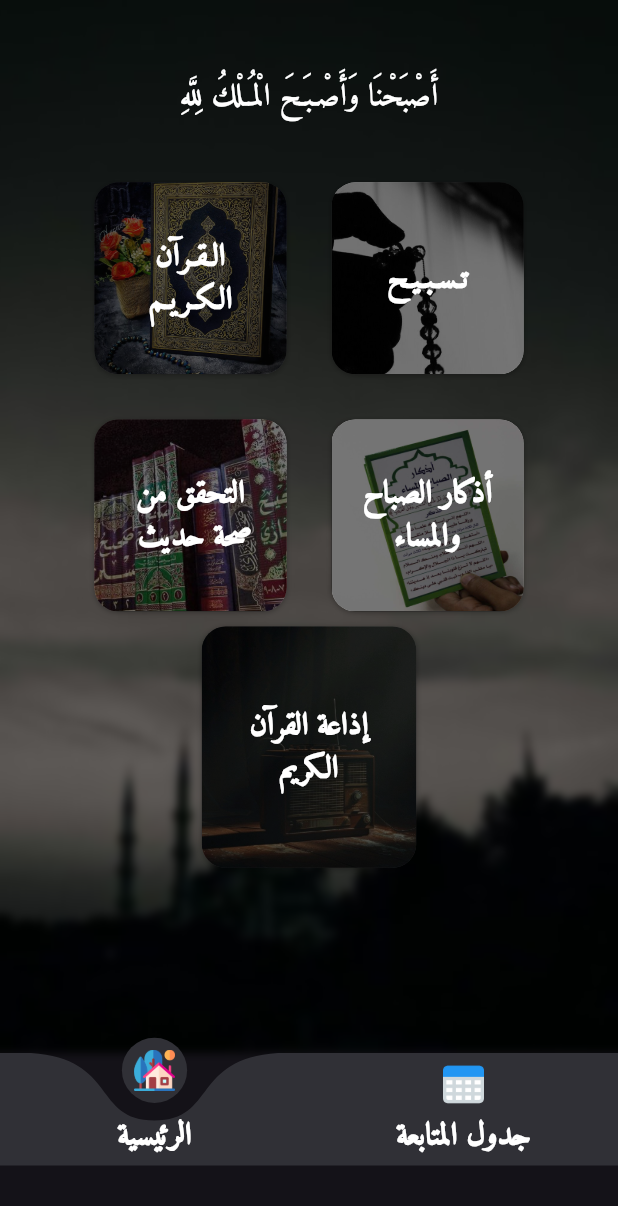
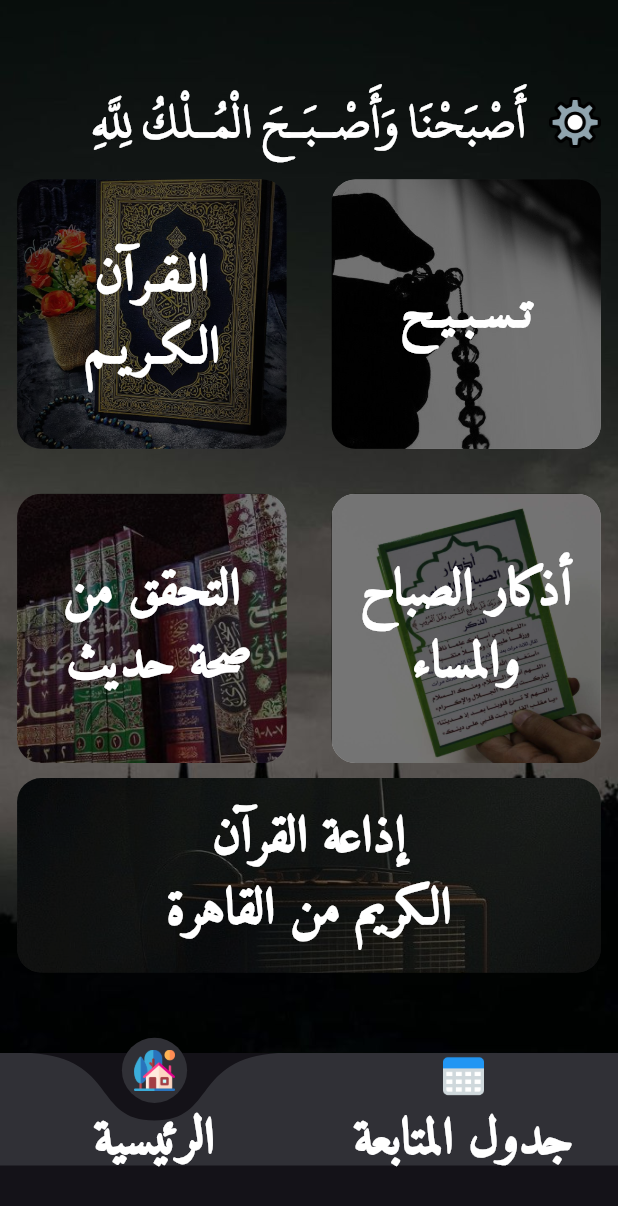
Before and after one commit to MuhammadDev01/muslim_werd_app, a Flutter app: the screen it shows after launch, on a phone screen of 412 x 824 dp. Shown: the top 1206 px of the screen. Run offline on Flutter 3.47's test engine with Material 3 defaults, Android fonts, the light colour scheme and no system bars; drawn by our look-alikes of curved_labeled_navigation_bar; our stand-ins replace device_preview, flutter_screenutil.

Commit message:
- add uthman font - fix responsive font size issue - remove animation in home grid view item - refactor HomeTopTitle -

```diff
--- a/lib/core/constants.dart
+++ b/lib/core/constants.dart
@@ -1,3 +1,4 @@
 // Fonts
 const fontAmiri = 'Amiri';
 const fontCairo = 'Cairo';
+const fontUthmanTN1 = 'UthmanTN1';
--- a/lib/core/theming/styles.dart
+++ b/lib/core/theming/styles.dart
@@ -1,19 +1,52 @@
+import 'dart:ui';
 import 'package:flutter/material.dart';
-import 'package:flutter_screenutil/flutter_screenutil.dart';
 import 'package:muslim_werd_app/core/constants.dart';
 
 class TextStyles {
-  static TextStyle amiri36Bold = TextStyle(
-    fontSize: 36.sp,
+  static TextStyle amiri24Bold(BuildContext context) => TextStyle(
+    fontSize: getResponsiveFontSize(context, fontSize: 24),
     color: Colors.white,
     fontFamily: fontAmiri,
     fontWeight: FontWeight.bold,
   );
 
-  static TextStyle cairo30Bold = TextStyle(
-    fontSize: 30.sp,
+  static TextStyle cairo30Bold(BuildContext context) => TextStyle(
+    fontSize: getResponsiveFontSize(context, fontSize: 30),
     color: Colors.white,
     fontFamily: fontCairo,
     fontWeight: FontWeight.bold,
   );
+  static TextStyle uthmanTN124Bold(BuildContext context) => TextStyle(
+    fontSize: getResponsiveFontSize(context, fontSize: 24),
+    color: Colors.white,
+    fontFamily: fontUthmanTN1,
+    fontWeight: FontWeight.bold,
+  );
 }
+
+double getResponsiveFontSize(context, {required double fontSize}) {
+  double scaleFactor = getScaleFactor(context);
+  double responsiveFontSize = fontSize * scaleFactor;
+
+  double lowerLimit = fontSize * .8;
+  double upperLimit = fontSize * 1.4;
+
+  return responsiveFontSize.clamp(lowerLimit, upperLimit);
+}
+
+double getScaleFactor(context) {
+  var dispatcher = PlatformDispatcher.instance;
+  var physicalWidth = dispatcher.views.first.physicalSize.width;
+  var devicePixelRatio = dispatcher.views.first.devicePixelRatio;
+  double width = physicalWidth / devicePixelRatio;
+
+  //double width = MediaQuery.sizeOf(context).width;
+  if (width < 1200) {
+    return width / 550;
+    // } else if (width < 1920) {
+    //   return width / 1000;
+    // }
+  } else {
+    return width / 1000;
+  }
+}
--- a/lib/core/widgets/custom_button.dart
+++ b/lib/core/widgets/custom_button.dart
@@ -31,7 +31,7 @@ class CustomButton extends StatelessWidget {
           borderRadius: BorderRadius.circular(radius.r),
         ),
       ),
-      child: Text(textButton, style: TextStyles.cairo30Bold.copyWith(fontSize: 25.sp)),
+      child: Text(textButton, style: TextStyles.cairo30Bold(context).copyWith(fontSize: 25.sp)),
     );
   }
 }
--- a/lib/core/widgets/image_with_low_opacity_and_text.dart
+++ b/lib/core/widgets/image_with_low_opacity_and_text.dart
@@ -23,8 +23,6 @@ class BackgroundLowOpacityWithText extends StatelessWidget {
         ),
         Container(
           alignment: Alignment.center,
-          width: double.infinity,
-          height: double.infinity,
           decoration: BoxDecoration(
             borderRadius: BorderRadius.circular(16),
             color: Colors.black54,
--- a/lib/features/home/ui/home_screen.dart
+++ b/lib/features/home/ui/home_screen.dart
@@ -18,6 +18,7 @@ class HomeScreen extends StatelessWidget {
         alignment: Alignment.center,
         children: [
           BackgroundHome(),
+
           HomeNavBarBottom.index == 0
               ? HomeScreenComponents()
               : ScheduleScreen(),
@@ -33,30 +34,38 @@ class HomeScreenComponents extends StatelessWidget {
 
   @override
   Widget build(BuildContext context) {
-    return Column(
+    return SingleChildScrollView(
+      child: Padding(
+        padding: EdgeInsets.all(20.0.sp),
+        child: Column(
           spacing: 10,
-      mainAxisAlignment: MainAxisAlignment.center,
           children: [
-        Spacer(),
-        (DateTime.now().hour >= 5 && DateTime.now().hour < 17)
-            ? HomeTopTitle(title: 'أَصْبَحْنَا وَأَصْـبَـحَ الْمُـلْكُ لِلَّهِ')
-            : HomeTopTitle(title: 'أَمْسَيْـنا وَأَمْـسـى المُـلكُ لله'),
-
-        Spacer(),
-        SizedBox(width: 500.w, child: HomeGridView()),
-        SizedBox(
-          width: 250.w,
-          height: 250.h,
+            AppBar(
+              backgroundColor: Colors.transparent,
+              automaticallyImplyLeading: false,
+              title: HomeTopTitle(),
+              centerTitle: true,
+              actions: [
+                Image.asset(
+                  Assets.imagesSettingsIcon,
+                  height: 60.h,
+                  width: 60.w,
+                ),
+              ],
+            ),
+            HomeGridView(),
+            AspectRatio(
+              aspectRatio: 3,
               child: HomeGridViewItem(
                 homeModel: HomeGridViewItemModel(
                   image: Assets.imagesRadio,
-              text: 'إذاعة القرآن \nالكريم',
+                  text: 'إذاعة القرآن  \nالكريم من القاهرة',
                 ),
               ),
             ),
-
-        Spacer(flex: 5),
           ],
+        ),
+      ),
     );
   }
 }
--- a/lib/features/home/ui/widgets/background_home.dart
+++ b/lib/features/home/ui/widgets/background_home.dart
@@ -1,5 +1,3 @@
-import 'dart:ui';
-
 import 'package:flutter/material.dart';
 import 'package:muslim_werd_app/core/theming/assets.dart';
 
@@ -8,20 +6,11 @@ class BackgroundHome extends StatelessWidget {
 
   @override
   Widget build(BuildContext context) {
-    return Stack(
-      children: [
-        Image.asset(
-          Assets.imagesMobileBackground,
-          width: double.infinity,
-          height: double.infinity,
-          fit: BoxFit.cover,
-        ),
-
-        BackdropFilter(
-          filter: ImageFilter.blur(sigmaX: 3.0, sigmaY: 3.0),
-          child: Container(color: Colors.transparent),
-        ),
-      ],
+    return Image.asset(
+      Assets.imagesMobileBackground,
+      width: double.infinity,
+      height: double.infinity,
+      fit: BoxFit.cover,
     );
   }
 }
--- a/lib/features/home/ui/widgets/home_grid_view.dart
+++ b/lib/features/home/ui/widgets/home_grid_view.dart
@@ -11,13 +11,10 @@ class HomeGridView extends StatelessWidget {
       image: Assets.imagesHolyQuran,
       text: "الـقـرآن\nالـكـريـم",
     ),
-    HomeGridViewItemModel(
-      image: Assets.imagesTasbeeh,
-      text: "تـسـبـيـح",
-    ),
+    HomeGridViewItemModel(image: Assets.imagesTasbeeh, text: "تـسـبـيـح"),
     HomeGridViewItemModel(
       image: Assets.imagesTa7kk,
-      text: 'التحقق من\n صحة حديث'
+      text: 'التحقق من\n صحة حديث',
     ),
     HomeGridViewItemModel(
       image: Assets.imagesAzkar,
@@ -35,7 +32,9 @@ class HomeGridView extends StatelessWidget {
         childAspectRatio: 1,
       ),
       itemBuilder:
-          (_, index) => HomeGridViewItem(homeModel: homeModelList[index]),
+          (_, index) => InkWell(
+            onTap: () {},
+            child: HomeGridViewItem(homeModel: homeModelList[index])),
       itemCount: homeModelList.length,
     );
   }
--- a/lib/features/home/ui/widgets/home_grid_view_item.dart
+++ b/lib/features/home/ui/widgets/home_grid_view_item.dart
@@ -3,83 +3,21 @@ import 'package:muslim_werd_app/core/theming/styles.dart';
 import 'package:muslim_werd_app/core/widgets/image_with_low_opacity_and_text.dart';
 import 'package:muslim_werd_app/features/home/logic/home_grid_view_item_model.dart';
 
-class HomeGridViewItem extends StatefulWidget {
+class HomeGridViewItem extends StatelessWidget {
   const HomeGridViewItem({super.key, required this.homeModel});
 
   final HomeGridViewItemModel homeModel;
 
   @override
-  State<HomeGridViewItem> createState() => _HomeGridViewItemState();
-}
-
-class _HomeGridViewItemState extends State<HomeGridViewItem>
-    with SingleTickerProviderStateMixin {
-  double _scale = 1.0;
-  double _elevation = 2.0;
-  late final Animation _animation;
-  late final AnimationController _animationController;
-
-  @override
-  void initState() {
-    _animationController = AnimationController(
-      duration: Duration(seconds: 2),
-      vsync: this,
-    )..repeat(reverse: true);
-    _animation = Tween<double>(begin: 0, end: 1).animate(_animationController);
-
-    super.initState();
-  }
-
-  @override
-  void dispose() {
-    _animationController.dispose();
-    super.dispose();
-  }
-
-  void _onTapAnimated() {
-    setState(() {
-      _scale = 1.1;
-      _elevation = 10.0;
-    });
-  }
-
-  @override
   Widget build(BuildContext context) {
-    return GestureDetector(
-      onTap: () {
-        _onTapAnimated();
-      },
-
-      child: AnimatedScale(
-        scale: _scale,
-        duration: const Duration(milliseconds: 200),
-        curve: Curves.easeOut,
-        child: AnimatedContainer(
-          duration: const Duration(milliseconds: 200),
-          curve: Curves.easeOut,
-          decoration: BoxDecoration(
-            borderRadius: BorderRadius.circular(16),
-            color: Color(0x1AFFFEFF),
-            boxShadow: [
-              BoxShadow(
-                color: Colors.black26,
-                blurRadius: _elevation,
-                offset: Offset(0, _elevation / 2),
-              ),
-            ],
-          ),
-          child: BackgroundLowOpacityWithText(
-            backgroundImage: widget.homeModel.image,
-            child: Text(
-
-              widget.homeModel.text,
-              textAlign: TextAlign.center,
-              style: TextStyles.amiri36Bold.copyWith(
-                fontWeight: FontWeight.w900,
-              ),
-            ),
-          ),
-        ),
+    return BackgroundLowOpacityWithText(
+      backgroundImage: homeModel.image,
+      child: Text(
+        homeModel.text,
+        textAlign: TextAlign.center,
+        style: TextStyles.amiri24Bold(
+          context,
+        ).copyWith(fontWeight: FontWeight.w900),
       ),
     );
   }
--- a/lib/features/home/ui/widgets/home_nav_bar_bottom.dart
+++ b/lib/features/home/ui/widgets/home_nav_bar_bottom.dart
@@ -5,8 +5,6 @@ import 'package:flutter_screenutil/flutter_screenutil.dart';
 import 'package:muslim_werd_app/core/theming/assets.dart';
 import 'package:muslim_werd_app/core/theming/colors.dart';
 import 'package:muslim_werd_app/core/theming/styles.dart';
-import 'package:muslim_werd_app/features/home/ui/home_screen.dart';
-import 'package:muslim_werd_app/features/schedule/ui/schedule_screen.dart';
 
 class HomeNavBarBottom extends StatefulWidget {
   const HomeNavBarBottom({super.key});
@@ -27,16 +25,16 @@ class _HomeNavBarBottomState extends State<HomeNavBarBottom> {
         CurvedNavigationBarItem(
           child: Image.asset(Assets.imagesHouseIcon, height: 48.h, width: 48.w),
           label: 'الرئيسية',
-          labelStyle: TextStyles.amiri36Bold.copyWith(
-            fontWeight: FontWeight.w900,
-          ),
+          labelStyle: TextStyles.amiri24Bold(
+            context,
+          ).copyWith(fontWeight: FontWeight.w900),
         ),
         CurvedNavigationBarItem(
           child: Image.asset(Assets.imagesTableIcon, height: 48.h, width: 48.w),
           label: 'جدول المتابعة',
-          labelStyle: TextStyles.amiri36Bold.copyWith(
-            fontWeight: FontWeight.w900,
-          ),
+          labelStyle: TextStyles.amiri24Bold(
+            context,
+          ).copyWith(fontWeight: FontWeight.w900),
         ),
       ],
       onTap: (value) {
--- a/lib/features/home/ui/widgets/home_top_title.dart
+++ b/lib/features/home/ui/widgets/home_top_title.dart
@@ -1,20 +1,15 @@
 import 'package:flutter/material.dart';
-import 'package:flutter_screenutil/flutter_screenutil.dart';
 import 'package:muslim_werd_app/core/theming/styles.dart';
 
 class HomeTopTitle extends StatelessWidget {
-  const HomeTopTitle({super.key, required this.title});
-  final String title;
+  const HomeTopTitle({super.key});
   @override
   Widget build(BuildContext context) {
-    return SafeArea(
-      child: Align(
-        alignment: Alignment.topCenter,
-        child: Padding(
-          padding: EdgeInsets.only(top: 30.sp),
-          child: Text(title, style: TextStyles.amiri36Bold),
-        ),
-      ),
+    return Text(
+      (DateTime.now().hour >= 5 && DateTime.now().hour < 17)
+          ? 'أَصْبَحْنَا وَأَصْـبَـحَ الْمُـلْكُ لِلَّهِ'
+          : 'أَمْسَيْـنا وَأَمْـسـى المُـلكُ لله',
+      style: TextStyles.uthmanTN124Bold(context),
     );
   }
 }
--- a/lib/features/onboarding/ui/onboarding_first_screen.dart
+++ b/lib/features/onboarding/ui/onboarding_first_screen.dart
@@ -59,7 +59,7 @@ class _OnboardingFirstScreenState extends State<OnboardingFirstScreen>
           bottom: 200.h,
           child: Text(
             'اقرأ وردك ف اي وقت بدون انترنت ',
-            style: TextStyles.cairo30Bold,
+            style: TextStyles.cairo30Bold(context),
           ),
         ),
         Positioned(
--- a/lib/features/onboarding/ui/onboarding_second_screen.dart
+++ b/lib/features/onboarding/ui/onboarding_second_screen.dart
@@ -60,8 +60,8 @@ class _OnboardingSecondScreenState extends State<OnboardingSecondScreen>
           child: Column(
             spacing: 8,
             children: [
-              Text('تابع وردك بشكل يومي', style: TextStyles.cairo30Bold),
-              Text('للحفاظ على المداومة عليها', style: TextStyles.cairo30Bold),
+              Text('تابع وردك بشكل يومي', style: TextStyles.cairo30Bold(context)),
+              Text('للحفاظ على المداومة عليها', style: TextStyles.cairo30Bold(context)),
             ],
           ),
         ),
--- a/lib/features/onboarding/ui/widgets/onboarding_bottom_title.dart
+++ b/lib/features/onboarding/ui/widgets/onboarding_bottom_title.dart
@@ -14,9 +14,9 @@ class OnboardingBottomTitle extends StatelessWidget {
         children: [
           Text(
             'أكثر من علامة حفظ إذا لديك أكثر من ختمة',
-            style: TextStyles.cairo30Bold,
+            style: TextStyles.cairo30Bold(context),
           ),
-          Text('!والمزيد', style: TextStyles.cairo30Bold),
+          Text('!والمزيد', style: TextStyles.cairo30Bold(context)),
         ],
       ),
     );
--- a/lib/features/onboarding/ui/widgets/onboarding_top_title.dart
+++ b/lib/features/onboarding/ui/widgets/onboarding_top_title.dart
@@ -12,7 +12,7 @@ class OnboardingTopTitle extends StatelessWidget {
       top: 200.h,
       child: Text(
         text,
-        style: TextStyles.amiri36Bold.copyWith(fontFamily: fontCairo),
+        style: TextStyles.amiri24Bold(context).copyWith(fontFamily: fontCairo),
       ),
     );
   }
--- a/lib/features/schedule/ui/schedule_screen.dart
+++ b/lib/features/schedule/ui/schedule_screen.dart
@@ -1,6 +1,5 @@
 import 'package:flutter/material.dart';
 import 'package:intl/intl.dart';
-import 'package:muslim_werd_app/core/theming/colors.dart';
 
 class ScheduleScreen extends StatelessWidget {
   const ScheduleScreen({super.key});
@@ -14,7 +13,7 @@ class ScheduleScreen extends StatelessWidget {
 
   @override
   Widget build(BuildContext context) {
-    final List<DateTime> dates = generateDates(days: 7); // الأسبوع الحالي
+    final List<DateTime> dates = generateDates(days: 7);
     return SizedBox(
       height: 100,
       child: ListView.builder(
@@ -42,7 +41,7 @@ class ScheduleScreen extends StatelessWidget {
                   style: TextStyle(color: Colors.white),
                 ),
                 Text(
-                    DateFormat.MMMMd('ar').format(date),
+                  DateFormat.MMMMd('ar').format(date),
                   style: TextStyle(
                     color: Colors.white,
                     fontWeight: FontWeight.bold,
--- a/lib/main.dart
+++ b/lib/main.dart
@@ -7,7 +7,7 @@ void main() {
   runApp(
     DevicePreview(
       builder: (context) => const MuslimWerdApp(),
-      enabled: !kReleaseMode,
+      enabled: kReleaseMode,
     ),
   );
 }
--- a/pubspec.yaml
+++ b/pubspec.yaml
@@ -63,3 +63,7 @@ flutter:
       fonts:
         - asset: assets/fonts/Amiri/Amiri-Bold.ttf
         - asset: assets/fonts/Amiri/Amiri-Regular.ttf
+
+    - family: UthmanTN1
+      fonts:
+        - asset: assets/fonts/UthmanTN1-Ver10.otf
```
Also changed, not shown: assets/fonts/UthmanTN1-Ver10.otf (added). Lines whose indentation alone changed are shown as unchanged.
